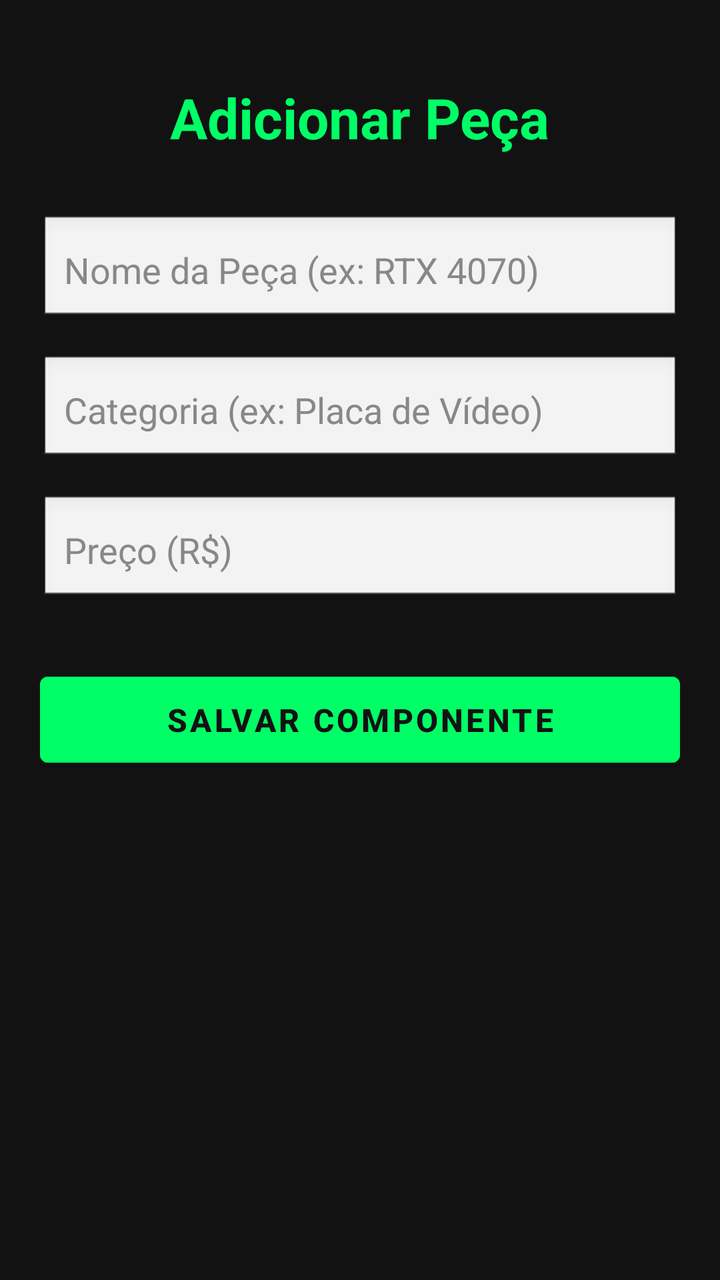
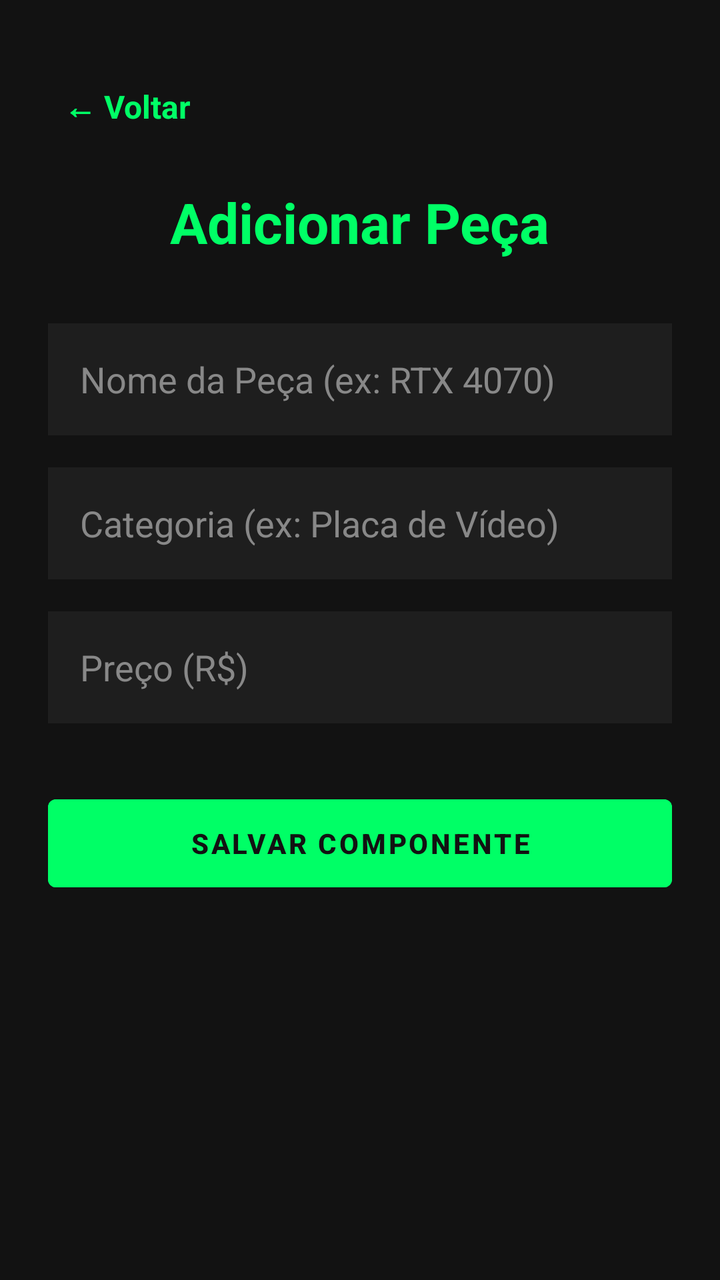

An Android layout rendered at two revisions. The XML below is the earlier revision; the diff shows what the commit changed to produce the second picture.
<!-- AndroidManifest.xml: application theme Theme.EnzoSanches -->
<!-- res/layout/activity_adicionar_peca.xml -->
<?xml version="1.0" encoding="utf-8"?>
<LinearLayout xmlns:android="http://schemas.android.com/apk/res/android"
    android:layout_width="match_height"
    android:layout_height="match_parent"
    android:orientation="vertical"
    android:background="#121212"
    android:padding="20dp"
    android:gravity="center_horizontal">

    <TextView
        android:layout_width="wrap_content"
        android:layout_height="wrap_content"
        android:text="Adicionar Peça"
        android:textColor="#00FF66"
        android:textSize="28sp"
        android:textStyle="bold"
        android:layout_marginTop="20dp"
        android:layout_marginBottom="30dp"/>

    <EditText
        android:id="@+id/edtNomePeca"
        android:layout_width="match_parent"
        android:layout_height="55dp"
        android:background="@android:drawable/edit_text"
        android:hint="Nome da Peça (ex: RTX 4070)"
        android:textColorHint="#888888"
        android:textColor="#FFFFFF"
        android:padding="12dp"
        android:layout_marginBottom="15dp"
        android:inputType="text"/>

    <EditText
        android:id="@+id/edtCategoriaPeca"
        android:layout_width="match_parent"
        android:layout_height="55dp"
        android:background="@android:drawable/edit_text"
        android:hint="Categoria (ex: Placa de Vídeo)"
        android:textColorHint="#888888"
        android:textColor="#FFFFFF"
        android:padding="12dp"
        android:layout_marginBottom="15dp"
        android:inputType="text"/>

    <EditText
        android:id="@+id/edtPrecoPeca"
        android:layout_width="match_parent"
        android:layout_height="55dp"
        android:background="@android:drawable/edit_text"
        android:hint="Preço (R$)"
        android:textColorHint="#888888"
        android:textColor="#FFFFFF"
        android:padding="12dp"
        android:layout_marginBottom="30dp"
        android:inputType="numberDecimal"/>

    <Button
        android:id="@+id/btnSalvarPeca"
        android:layout_width="match_parent"
        android:layout_height="55dp"
        android:backgroundTint="#00FF66"
        android:text="SALVAR COMPONENTE"
        android:textColor="#121212"
        android:textSize="16sp"
        android:textStyle="bold"/>

</LinearLayout>
<!-- resources referenced by this layout -->
<resources>
  <style name="Theme.EnzoSanches" parent="Theme.MaterialComponents.DayNight.NoActionBar">
          <item name="colorPrimary">#00574B</item>
          <item name="colorPrimaryVariant">#003D33</item>
          <item name="colorOnPrimary">@color/white</item>
  
          <item name="colorSecondary">#008577</item>
          <item name="colorSecondaryVariant">#00574B</item>
          <item name="colorOnSecondary">@color/white</item>
  
          <item name="android:statusBarColor">#003D33</item>
  
          <item name="windowNoTitle">true</item>
          <item name="windowActionBar">false</item>
      </style>
  <color name="white">#FFFFFFFF</color>
</resources>

<!-- the commit's change to res/layout/activity_adicionar_peca.xml (unified diff, before → after) -->
@@ -1,66 +1,75 @@
 <?xml version="1.0" encoding="utf-8"?>
 <LinearLayout xmlns:android="http://schemas.android.com/apk/res/android"
-    android:layout_width="match_height"
+    android:layout_width="match_parent"
     android:layout_height="match_parent"
     android:orientation="vertical"
     android:background="#121212"
-    android:padding="20dp"
-    android:gravity="center_horizontal">
+    android:padding="24dp">
+
+    <TextView
+        android:id="@+id/btnVoltarAdicionar"
+        android:layout_width="wrap_content"
+        android:layout_height="wrap_content"
+        android:text="← Voltar"
+        android:textColor="#00FF66"
+        android:textSize="16sp"
+        android:textStyle="bold"
+        android:padding="8dp"
+        android:layout_gravity="start"
+        android:layout_marginTop="10dp"
+        android:layout_marginBottom="20dp"/>
 
     <TextView
         android:layout_width="wrap_content"
         android:layout_height="wrap_content"
         android:text="Adicionar Peça"
-        android:textColor="#00FF66"
         android:textSize="28sp"
         android:textStyle="bold"
-        android:layout_marginTop="20dp"
-        android:layout_marginBottom="30dp"/>
+        android:textColor="#00FF66"
+        android:layout_gravity="center_horizontal"
+        android:layout_marginBottom="32dp" />
 
     <EditText
-        android:id="@+id/edtNomePeca"
+        android:id="@+id/editNomePeca"
         android:layout_width="match_parent"
-        android:layout_height="55dp"
-        android:background="@android:drawable/edit_text"
+        android:layout_height="56dp"
         android:hint="Nome da Peça (ex: RTX 4070)"
         android:textColorHint="#888888"
         android:textColor="#FFFFFF"
-        android:padding="12dp"
-        android:layout_marginBottom="15dp"
-        android:inputType="text"/>
+        android:background="#1E1E1E"
+        android:padding="16dp"
+        android:layout_marginBottom="16dp"/>
 
     <EditText
-        android:id="@+id/edtCategoriaPeca"
+        android:id="@+id/editCategoriaPeca"
         android:layout_width="match_parent"
-        android:layout_height="55dp"
-        android:background="@android:drawable/edit_text"
+        android:layout_height="56dp"
         android:hint="Categoria (ex: Placa de Vídeo)"
         android:textColorHint="#888888"
         android:textColor="#FFFFFF"
-        android:padding="12dp"
-        android:layout_marginBottom="15dp"
-        android:inputType="text"/>
+        android:background="#1E1E1E"
+        android:padding="16dp"
+        android:layout_marginBottom="16dp"/>
 
     <EditText
-        android:id="@+id/edtPrecoPeca"
+        android:id="@+id/editPrecoPeca"
         android:layout_width="match_parent"
-        android:layout_height="55dp"
-        android:background="@android:drawable/edit_text"
+        android:layout_height="56dp"
         android:hint="Preço (R$)"
         android:textColorHint="#888888"
         android:textColor="#FFFFFF"
-        android:padding="12dp"
-        android:layout_marginBottom="30dp"
-        android:inputType="numberDecimal"/>
+        android:background="#1E1E1E"
+        android:padding="16dp"
+        android:inputType="numberDecimal"
+        android:layout_marginBottom="32dp"/>
 
     <Button
-        android:id="@+id/btnSalvarPeca"
+        android:id="@+id/btnSalvarComponente"
         android:layout_width="match_parent"
-        android:layout_height="55dp"
-        android:backgroundTint="#00FF66"
+        android:layout_height="56dp"
         android:text="SALVAR COMPONENTE"
+        android:textStyle="bold"
         android:textColor="#121212"
-        android:textSize="16sp"
-        android:textStyle="bold"/>
+        android:backgroundTint="#00FF66"/>
 
 </LinearLayout>
